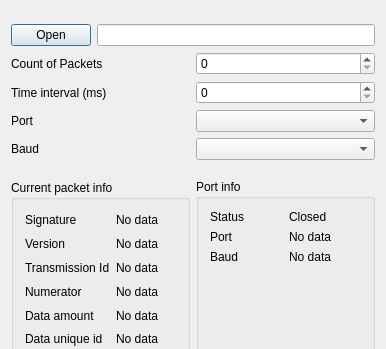
The window that Tools/SerialDataTesterServer/SerialDataTesterServer.ui (whiteman-kr/u7set) describes before a commit, drawn with Qt 5; both pictures show x 0 to 386 and y 0 to 349 of the 386 by 575 pixel window.
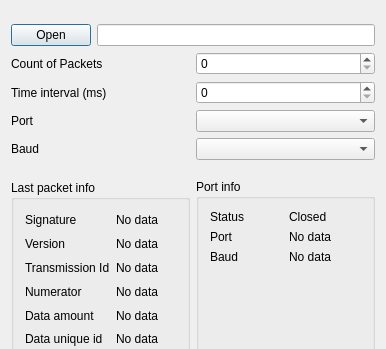
The same window after the commit.

Commit message: RPCT-558, RPCT-598: Fixed data visualisation in SerialDataTester and SerialDataTesterServer project

What changed in the file:
```diff
--- a/Tools/SerialDataTesterServer/SerialDataTesterServer.ui
+++ b/Tools/SerialDataTesterServer/SerialDataTesterServer.ui
@@ -107,7 +107,7 @@
           </size>
          </property>
          <property name="title">
-          <string>Current packet info</string>
+          <string>Last packet info</string>
          </property>
          <layout class="QVBoxLayout" name="verticalLayout_9">
           <item>
```
The commit also changes 2 other files.
